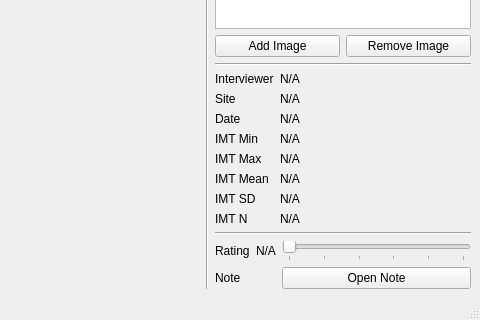
Old version of the form api/interface/qt/QMainAlderWindow.ui in the repository patrickdemond/Alder; both pictures show x 746 to 1226 and y 580 to 900 of the 1226 by 900 pixel window.
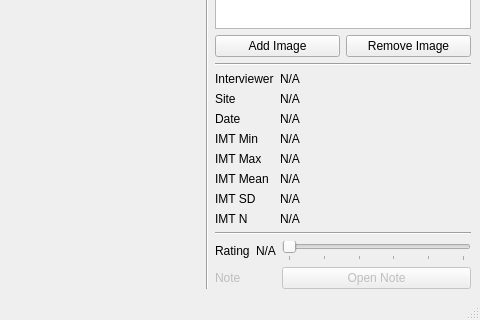
New version of the form. Custom widgets are drawn as their Qt base class.

Commit message: Implementing rating slider

Patch:
```diff
--- a/api/interface/qt/QMainAlderWindow.ui
+++ b/api/interface/qt/QMainAlderWindow.ui
@@ -315,6 +315,9 @@
          <layout class="QGridLayout" name="inputLayout">
           <item row="1" column="0">
            <widget class="QLabel" name="noteLabel">
+            <property name="enabled">
+             <bool>false</bool>
+            </property>
             <property name="text">
              <string>Note</string>
             </property>
@@ -373,6 +376,9 @@
           </item>
           <item row="1" column="2">
            <widget class="QPushButton" name="notePushButton">
+            <property name="enabled">
+             <bool>false</bool>
+            </property>
             <property name="sizePolicy">
              <sizepolicy hsizetype="Preferred" vsizetype="Fixed">
               <horstretch>0</horstretch>
```
The commit also changes 3 other files.
